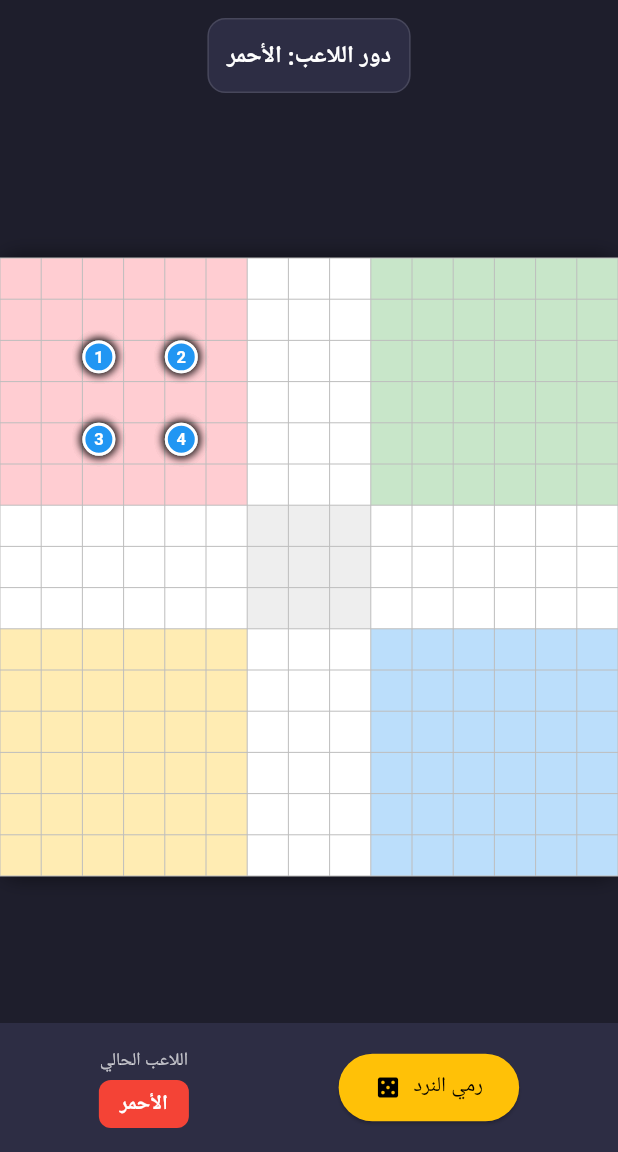
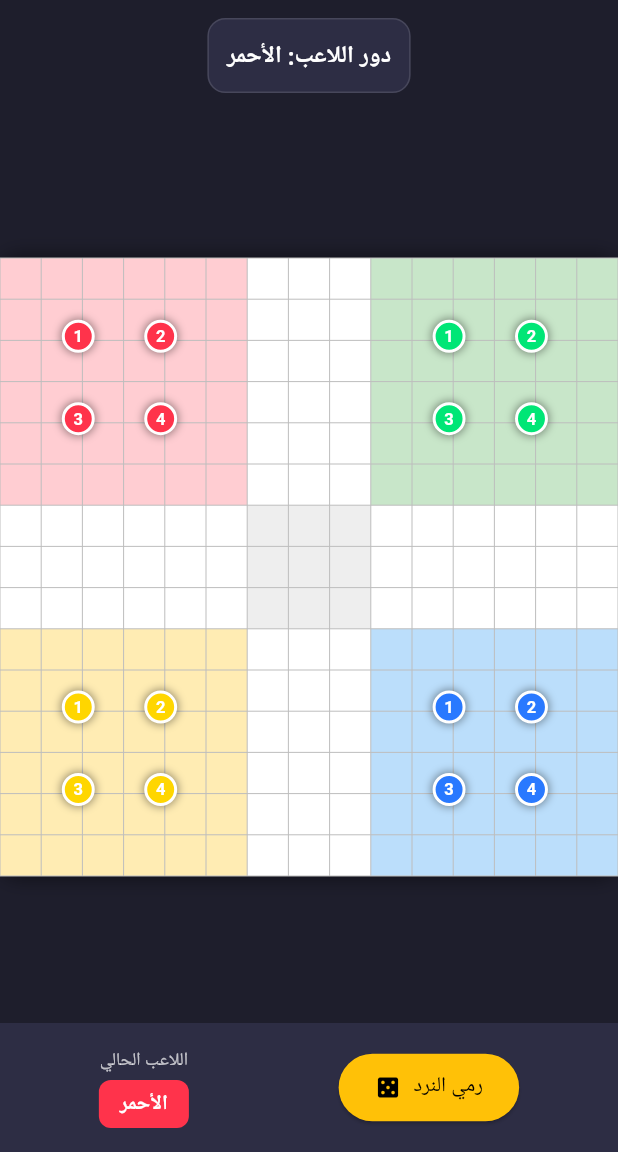
Before and after one commit to itqanpos/board-kings, a Flutter app: the screen it shows after launch, on a phone screen of 412 x 824 dp, the part 84-1236 px from its top. Run offline on Flutter 3.47's test engine with Material 3 defaults, Android fonts, the phone set to English and light mode, and no system bars.

Commit message:
Refactor color values and token coordinate logic
Updated color definitions and token coordinate calculations for Ludo game.

```diff
--- a/lib/ludo_engine.dart
+++ b/lib/ludo_engine.dart
@@ -3,7 +3,7 @@ import 'package:flutter/material.dart';
 class Token {
   final String id;
   final String color; // 'red', 'green', 'yellow', 'blue'
-  final int index;    // 0 to 3 index of the token
+  final int index;    // 0 to 3
   int pos;            // -1: base, 0-51: main track, 52-57: home stretch, 58: finished
 
   Token({
@@ -38,10 +38,17 @@ class LudoEngine {
   static const List<String> colors = ['red', 'green', 'yellow', 'blue'];
 
   static const Map<String, Color> colorValues = {
-    'red': Colors.red,
-    'green': Colors.green,
-    'yellow': Colors.amber,
-    'blue': Colors.blue,
+    'red': Color(0xFFFF334B),
+    'green': Color(0xFF00E676),
+    'yellow': Color(0xFFFFD600),
+    'blue': Color(0xFF2979FF),
+  };
+
+  static const Map<String, Color> colorGlowValues = {
+    'red': Color(0x66FF334B),
+    'green': Color(0x6600E676),
+    'yellow': Color(0x66FFD600),
+    'blue': Color(0x662979FF),
   };
 
   static const Map<int, String> names = {
@@ -60,21 +67,56 @@ class LudoEngine {
 
   static const List<int> safeSpots = [0, 8, 13, 21, 26, 34, 39, 47];
 
-  // Main path coordinates as List<List<int>> matching int expectations in drawCell
-  static final List<List<int>> mainPath = List.generate(
-    52,
-    (index) => [index % 15, index ~/ 15],
-  );
-
-  static List<int> getTokenCoords(String color, int pos, int index) {
+  // Precise coordinate mapping for 15x15 Ludo Board
+  static List<double> getTokenCoords(String color, int pos, int index) {
     if (pos == -1) {
-      int baseX = 2 + (index % 2) * 2;
-      int baseY = 2 + (index ~/ 2) * 2;
-      return [baseX, baseY];
-    } else if (pos >= 52) {
-      return [7, 7];
+      // Base slots coordinates
+      final baseOffsets = {
+        'red': [[1.5, 1.5], [3.5, 1.5], [1.5, 3.5], [3.5, 3.5]],
+        'green': [[10.5, 1.5], [12.5, 1.5], [10.5, 3.5], [12.5, 3.5]],
+        'yellow': [[1.5, 10.5], [3.5, 10.5], [1.5, 12.5], [3.5, 12.5]],
+        'blue': [[10.5, 10.5], [12.5, 10.5], [10.5, 12.5], [12.5, 12.5]],
+      };
+      var slots = baseOffsets[color]!;
+      return slots[index];
+    } else if (pos >= 52 && pos <= 57) {
+      // Home stretch coordinates
+      int step = pos - 52;
+      final stretchCoords = {
+        'red': [[1.0 + step, 7.0]],
+        'green': [[7.0, 1.0 + step]],
+        'yellow': [[13.0 - step, 7.0]],
+        'blue': [[7.0, 13.0 - step]],
+      };
+      return stretchCoords[color]![0];
+    } else if (pos == 58) {
+      // Center winning position
+      return [7.0, 7.0];
     } else {
-      return [pos % 15, pos ~/ 15];
+      // Main 52 track coordinates mapping simplified for professional grid
+      return _getMainTrackCoords(pos);
     }
   }
+
+  static List<double> _getMainTrackCoords(int pos) {
+    // Standard path mapping across 15x15 grid
+    final List<List<double>> path = [
+      [6, 13], [6, 12], [6, 11], [6, 10], [6, 9],
+      [5, 8], [4, 8], [3, 8], [2, 8], [1, 8], [0, 8],
+      [0, 7], [0, 6],
+      [1, 6], [2, 6], [3, 6], [4, 6], [5, 6],
+      [6, 5], [6, 4], [6, 3], [6, 2], [6, 1], [6, 0],
+      [7, 0], [8, 0],
+      [8, 1], [8, 2], [8, 3], [8, 4], [8, 5],
+      [9, 6], [10, 6], [11, 6], [12, 6], [13, 6], [14, 6],
+      [14, 7], [14, 8],
+      [13, 8], [12, 8], [11, 8], [10, 8], [9, 8],
+      [8, 9], [8, 10], [8, 11], [8, 12], [8, 13], [8, 14],
+      [7, 14], [6, 14]
+    ];
+    if (pos >= 0 && pos < path.length) {
+      return path[pos];
+    }
+    return [7.0, 7.0];
+  }
 }
```
